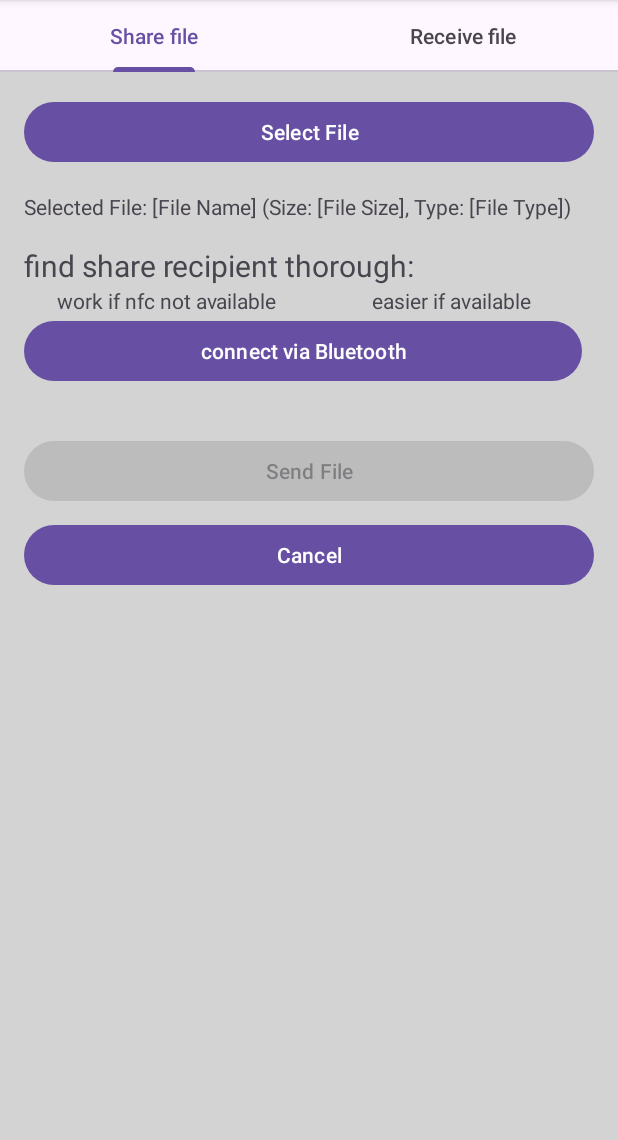
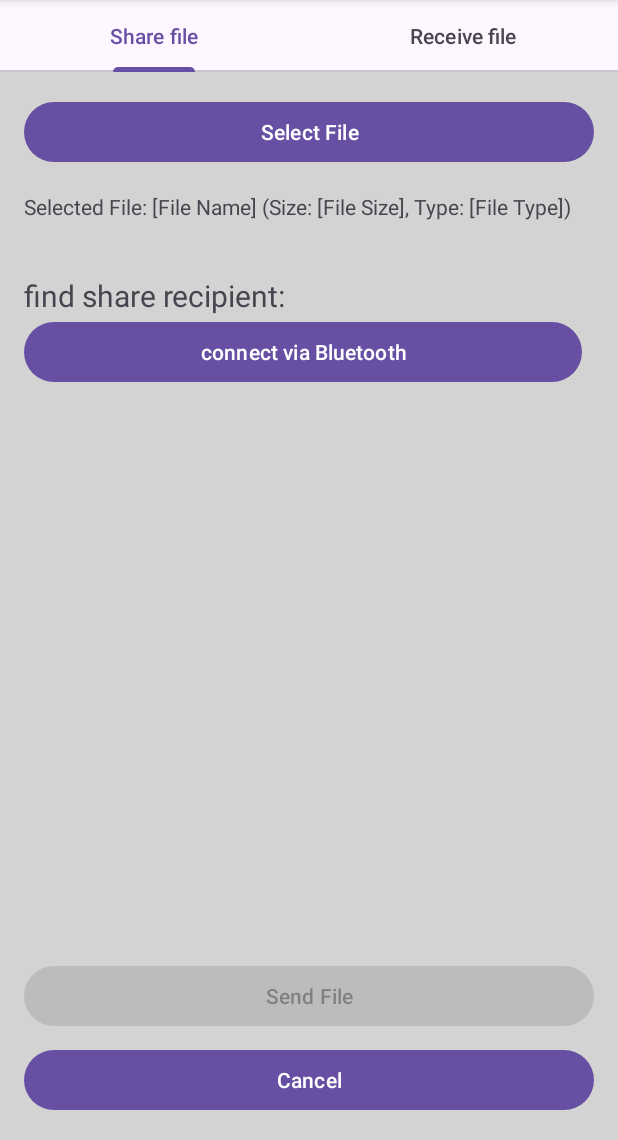
Before and after one commit to ori-coval/QuickShare, an Android app: the FileSharingFragment screen opened directly, with no data from a screen before it, on a phone screen of 412 x 824 dp, the part 96-1236 px from its top. Run offline under Robolectric (Android 15) with nearby library versions, the phone set to English and light mode, and no system bars; libraries missing offline, so code that uses them is left out: org.apache.tika.

Commit message:
final app i hope

```diff
--- a/app/src/main/java/com/example/quickshare/Utils/CONSTANTS.java
+++ b/app/src/main/java/com/example/quickshare/Utils/CONSTANTS.java
@@ -6,7 +6,7 @@ public class CONSTANTS {
 
     public interface DBConstants {
         String DB_NAME = "shared_files.db";
-        int DB_VERSION = 1;
+        int DB_VERSION = 3;
         String TABLE_NAME = "shared_files_table";
 
         String COL_FILE_PATH = "FILE_PATH";
@@ -20,7 +20,9 @@ public class CONSTANTS {
     public interface misc {
         int SEND_FILE_POSE = 0;
         int RECEIVE_FILE_POSE = 1;
-        UUID MY_UUID = UUID.fromString("totally and absolutely random UUID for my bluetooth file sharing app");
+
+        //a UUID that was hashed from "totally and absolutely random UUID for my bluetooth file sharing app"
+        UUID MY_UUID = UUID.fromString("4120b109-97c9-13c7-8d36-27d1c3a7a732");
         String NAME = "Quick share";
     }
 
--- a/app/src/main/java/com/example/quickshare/shareReceiveFile/SendReceiveFileActivity.java
+++ b/app/src/main/java/com/example/quickshare/shareReceiveFile/SendReceiveFileActivity.java
@@ -42,7 +42,11 @@ public class SendReceiveFileActivity extends AppCompatActivity {
 
         FileSharingFragment fileSharingFragment;
 
-        if(getIntent().getStringExtra("file_path")!=null && getIntent().getStringExtra("file_type")!=null && getIntent().getStringExtra("file_size")!=null && getIntent().getStringExtra("file_uri")!=null) {
+        if(getIntent().getStringExtra("file_path")!=null
+                && getIntent().getStringExtra("file_type")!=null
+                && getIntent().getStringExtra("file_size")!=null
+                && getIntent().getByteArrayExtra("file_data")!=null) {
+
             String tmpFileSize = getIntent().getStringExtra("file_size");
             int fileSize = 0;
             if(tmpFileSize != null) {
@@ -54,13 +58,12 @@ public class SendReceiveFileActivity extends AppCompatActivity {
                 }
             }
 
-            String tmpFileUri = getIntent().getStringExtra("fileData");
 
             fileSharingFragment = new FileSharingFragment(
                     getIntent().getStringExtra("file_path"),
                     getIntent().getStringExtra("file_type"),
                     fileSize,
-                    (byte[])getIntent().getExtras().get("file_data"));
+                    getIntent().getByteArrayExtra("file_data"));
         }
         else {
             fileSharingFragment = new FileSharingFragment();
@@ -101,6 +104,9 @@ public class SendReceiveFileActivity extends AppCompatActivity {
         if (ActivityCompat.checkSelfPermission(this, Manifest.permission.BLUETOOTH_SCAN) != PackageManager.PERMISSION_GRANTED) {
             ActivityCompat.requestPermissions(this, new String[]{android.Manifest.permission.BLUETOOTH_SCAN}, 33);
         }
+        if (ActivityCompat.checkSelfPermission(this, Manifest.permission.BLUETOOTH_CONNECT) != PackageManager.PERMISSION_GRANTED) {
+            ActivityCompat.requestPermissions(this, new String[]{android.Manifest.permission.BLUETOOTH_CONNECT}, 33);
+        }
         if (bluetoothAdapter.getScanMode() != BluetoothAdapter.SCAN_MODE_CONNECTABLE_DISCOVERABLE) {
             Intent discoverableIntent = new Intent(BluetoothAdapter.ACTION_REQUEST_DISCOVERABLE);
             discoverableIntent.putExtra(BluetoothAdapter.EXTRA_DISCOVERABLE_DURATION, 300);
--- a/app/src/main/java/com/example/quickshare/sharedFiles/SharedFilesAdapter.java
+++ b/app/src/main/java/com/example/quickshare/sharedFiles/SharedFilesAdapter.java
@@ -45,7 +45,8 @@ public class SharedFilesAdapter extends RecyclerView.Adapter<SharedFilesAdapter.
     @Override
     public void onBindViewHolder(@NonNull SharedFileViewHolder holder, int position) {
         SharedFile sharedFile = sharedFiles.get(position);
-        holder.textFileName.setText(sharedFile.getFilePath());
+        String filePath = sharedFile.getFilePath();
+        holder.textFileName.setText(filePath.substring(filePath.lastIndexOf("/") + 1));
         holder.textFileType.setText(sharedFile.getFileType());
         holder.textDate.setText(sharedFile.getDate());
         holder.textFileSize.setText(sharedFile.getFileSize()+" MB");
@@ -67,8 +68,6 @@ public class SharedFilesAdapter extends RecyclerView.Adapter<SharedFilesAdapter.
             sendFileIntent.putExtra("file_path", sharedFile.getFilePath());
             sendFileIntent.putExtra("file_type", sharedFile.getFileType());
             sendFileIntent.putExtra("file_size", sharedFile.getFileSize());
-            byte[] fileData = sharedFile.getFileData();
-            sendFileIntent.putExtra("file_data", fileData);
             sendFileIntent.putExtra("file_data", sharedFile.getFileData());
             startActivity(context, sendFileIntent, null); // Pass the context and sendFileIntent);
         });
--- a/app/src/main/res/layout/fragment_file_sharing.xml
+++ b/app/src/main/res/layout/fragment_file_sharing.xml
@@ -1,6 +1,5 @@
 <?xml version="1.0" encoding="utf-8"?>
-<LinearLayout
-    xmlns:android="http://schemas.android.com/apk/res/android"
+<RelativeLayout xmlns:android="http://schemas.android.com/apk/res/android"
     android:layout_width="match_parent"
     android:layout_height="match_parent"
     android:orientation="vertical"
@@ -12,6 +11,7 @@
         android:layout_width="match_parent"
         android:layout_height="wrap_content"
         android:text="Select File"
+        android:layout_alignParentTop="true"
         android:id="@+id/select_file_button"
         android:layout_marginBottom="16dp" />
 
@@ -20,51 +20,30 @@
         android:id="@+id/TV_file_info"
         android:layout_width="match_parent"
         android:layout_height="wrap_content"
+        android:layout_below="@id/select_file_button"
         android:text="Selected File: [File Name] (Size: [File Size], Type: [File Type])"
         android:layout_marginBottom="16dp" />
 
     <TextView
+        android:id="@+id/find_share_recipient"
+        android:layout_marginTop="20dp"
         android:layout_width="wrap_content"
         android:layout_height="wrap_content"
-        android:text="find share recipient thorough:"
+        android:layout_below="@id/TV_file_info"
+        android:text="find share recipient:"
         android:textSize="20dp"
+        android:layout_gravity="center_horizontal"
         />
-
-    <LinearLayout
-        android:layout_width="match_parent"
-        android:layout_height="wrap_content">
-        <TextView
-            android:layout_width="0dp"
-            android:layout_height="wrap_content"
-            android:layout_weight="1"
-            android:gravity="center"
-            android:text="work if nfc not available"
-            />
-        <TextView
-            android:layout_width="0dp"
-            android:layout_height="wrap_content"
-            android:layout_weight="1"
-            android:gravity="center"
-            android:text="easier if available"
-            />
-    </LinearLayout>
-
-    <!-- Choose Recipients Buttons -->
-    <LinearLayout
-        android:layout_width="match_parent"
-        android:layout_height="wrap_content"
-        android:orientation="horizontal"
-        android:layout_marginBottom="16dp">
 
     <!-- Via Bluetooth Button -->
     <Button
         android:layout_width="match_parent"
         android:layout_height="wrap_content"
         android:layout_weight="1"
+        android:layout_below="@id/find_share_recipient"
         android:text="connect via Bluetooth"
         android:id="@+id/via_bluetooth_button"
         android:layout_marginEnd="8dp" />
-    </LinearLayout>
 
     <!-- Send File Button -->
     <Button
@@ -72,7 +51,8 @@
         android:layout_height="wrap_content"
         android:text="Send File"
         android:id="@+id/send_file_button"
-        android:layout_marginTop="16dp"
+        android:layout_above="@id/cancel_button"
+        android:layout_marginTop="280dp"
         android:enabled="false" />
 
     <!-- Cancel Button -->
@@ -80,15 +60,9 @@
         android:layout_width="match_parent"
         android:layout_height="wrap_content"
         android:text="Cancel"
+        android:layout_alignParentBottom="true"
         android:id="@+id/cancel_button"
         android:layout_marginTop="8dp" />
 
-    <!-- Progress Bar -->
-    <ProgressBar
-        android:layout_width="match_parent"
-        android:layout_height="wrap_content"
-        android:id="@+id/progress_bar"
-        android:layout_marginTop="16dp"
-        android:visibility="invisible" />
 
-</LinearLayout>
+</RelativeLayout>
```
Also changed, not shown: app/src/main/java/com/example/quickshare/shareReceiveFile/FileSharingFragment.java (+7 -4 lines), app/src/main/res/layout/activity_home_page.xml (+16 -3 lines), app/src/main/res/layout/fragment_recipient.xml (+11 -11 lines). Lines whose indentation alone changed are shown as unchanged.
